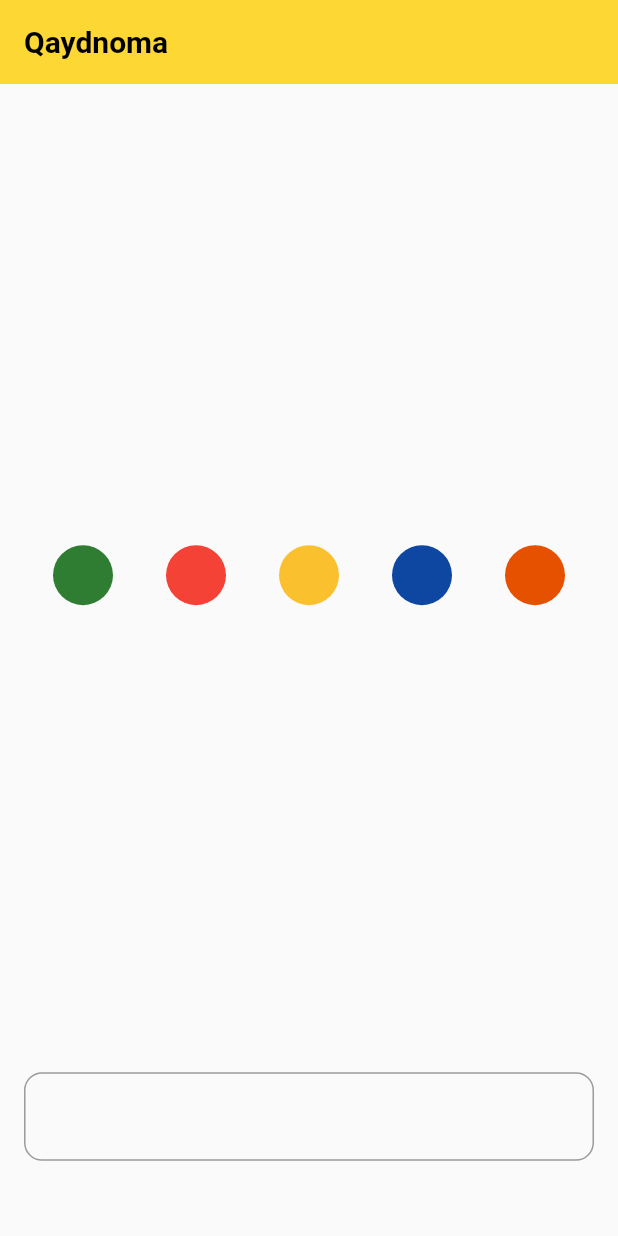
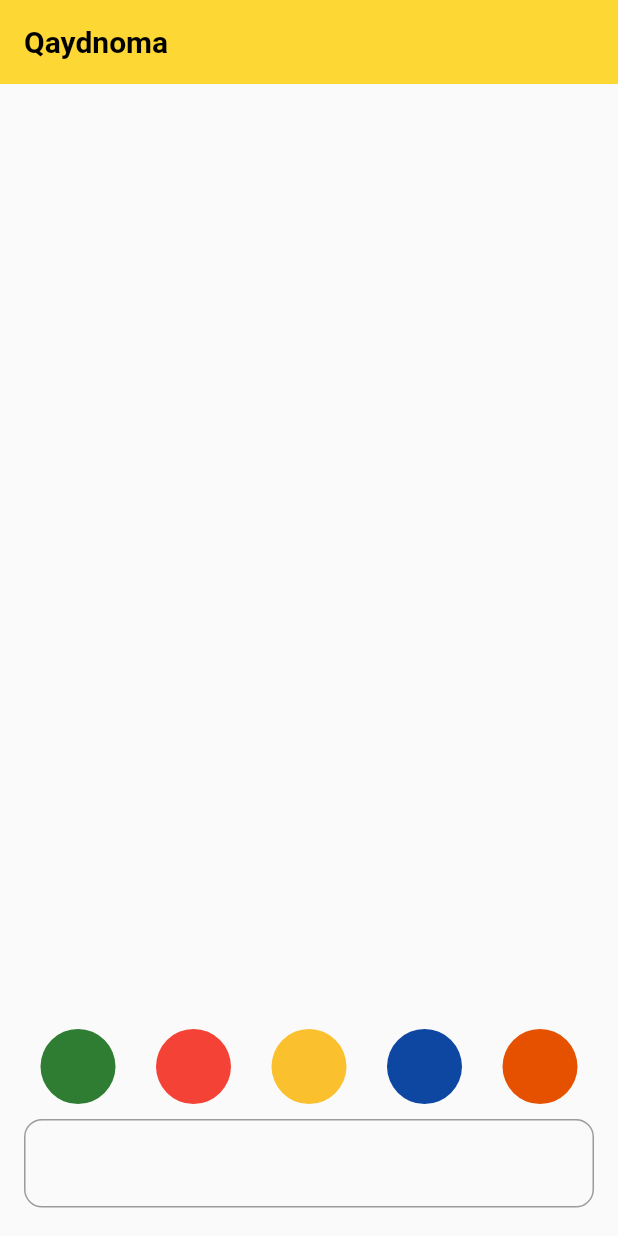
Before and after one commit to its-faatimas/To-do-App, a Flutter app: the screen it shows after launch, on a phone screen of 412 x 824 dp. Run offline on Flutter 3.47's test engine with Material 2 defaults, Android fonts, the phone set to English and light mode, and no system bars.

Commit message:
Changes made

```diff
--- a/lib/home_page.dart
+++ b/lib/home_page.dart
@@ -42,17 +42,14 @@ class _MyHomePageState extends State<MyHomePage> {
 
   Widget getBodyColumn() {
     return Container(
+
       child: Column(children: [
-        Expanded(
-          child: _colors(),
-          flex: 6,
+        SizedBox(height: 630,),
+        _colors(),
+       const SizedBox(
+          height: 10.0,
         ),
-        SizedBox(
-          height: 4.0,
-        ),
-        Expanded(
-          flex: 1,
-          child: Padding(
+        Padding(
           padding: const EdgeInsets.symmetric(horizontal: 16.0),
           child: TextField(
             keyboardType: TextInputType.text,
@@ -62,7 +59,6 @@ class _MyHomePageState extends State<MyHomePage> {
               border: OutlineInputBorder(
                 borderRadius: BorderRadius.all(
                   Radius.circular(12.0),
-                  ),
                 ),
               ),
             ),
@@ -80,6 +76,7 @@ class _MyHomePageState extends State<MyHomePage> {
         (index) => InkWell(
           splashColor: Colors.grey,
           child: CircleAvatar(
+            radius: 25,
             backgroundColor: _colorList[index],
           ),
           onTap: () {
```
Lines whose indentation alone changed are shown as unchanged.
